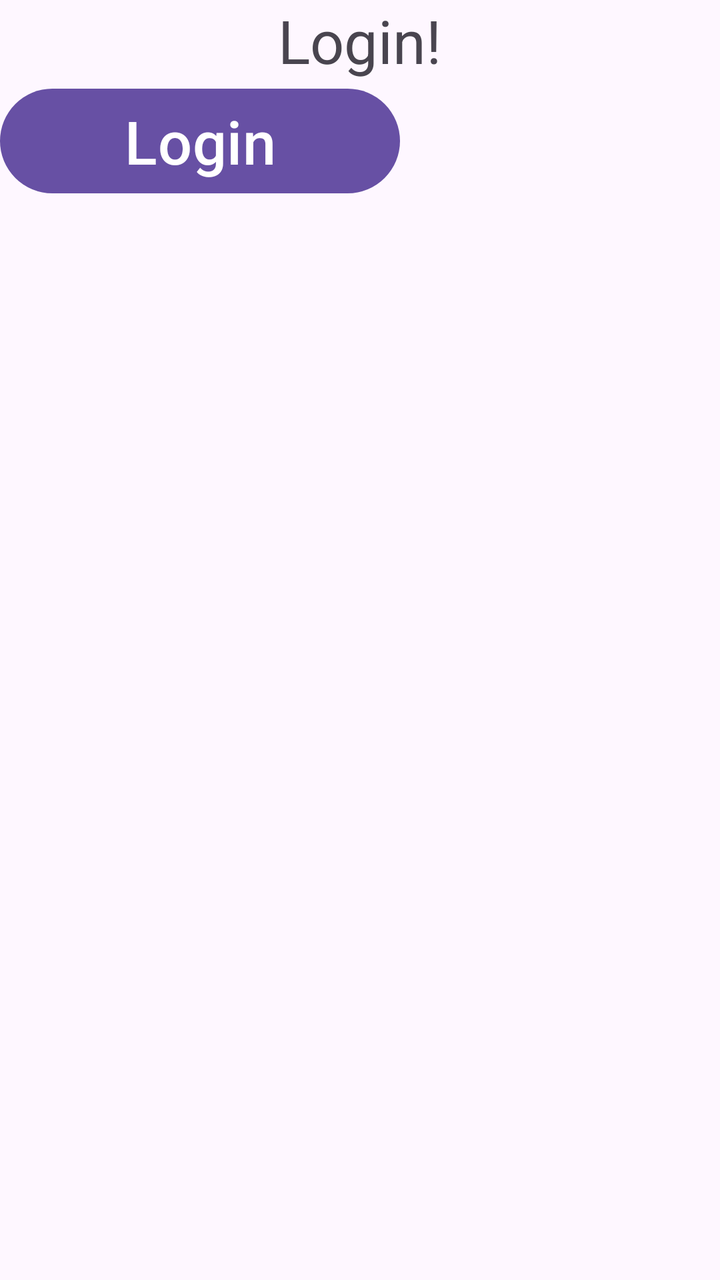
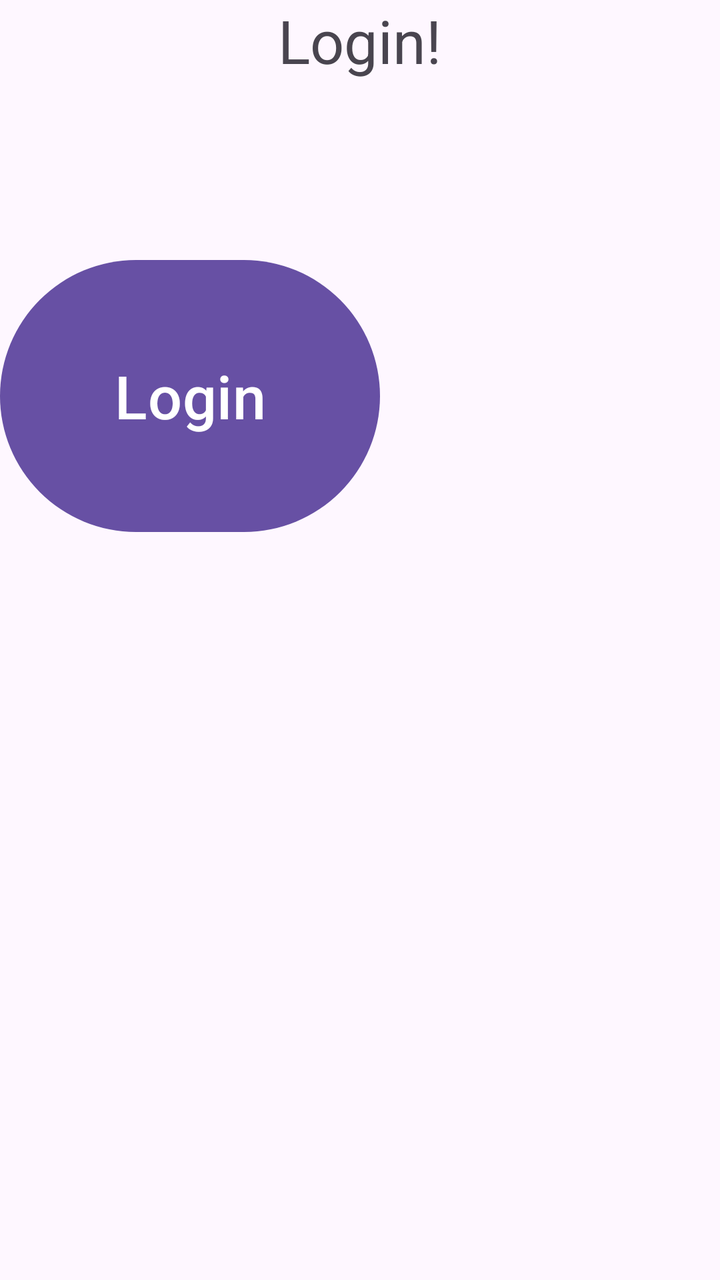

An Android layout rendered at two revisions. The XML below is the earlier revision; the diff shows what the commit changed to produce the second picture.
<!-- AndroidManifest.xml: application theme Theme.GuyApplication -->
<!-- res/layout/activity_dialog.xml -->
<?xml version="1.0" encoding="utf-8"?>
<LinearLayout
    xmlns:android="http://schemas.android.com/apk/res/android"
    android:id="@+id/activity_main"
    android:layout_width="match_parent"
    android:layout_height="match_parent"
    android:orientation="vertical"
    >
    <TextView
        android:layout_width="wrap_content"
        android:layout_height="wrap_content"
        android:text="Login!"
        android:textSize="30sp"
        android:layout_gravity="center"
        />
    <Button
        android:layout_width="200dp"
        android:layout_height="wrap_content"
        android:id="@+id/btnLogin"
    android:text="Login"
    android:textSize="30sp"
    />
</LinearLayout>
<!-- resources referenced by this layout -->
<resources>
  <style name="Theme.GuyApplication" parent="Base.Theme.GuyApplication" />
  <style name="Base.Theme.GuyApplication" parent="Theme.Material3.DayNight">
          
          
      </style>
</resources>

<!-- the commit's change to res/layout/activity_dialog.xml (unified diff, before → after) -->
@@ -6,18 +6,18 @@
     android:layout_height="match_parent"
     android:orientation="vertical"
     >
+
     <TextView
         android:layout_width="wrap_content"
-        android:layout_height="wrap_content"
+        android:layout_height="126dp"
+        android:layout_gravity="center"
         android:text="Login!"
-        android:textSize="30sp"
-        android:layout_gravity="center"
-        />
+        android:textSize="30sp" />
+
     <Button
-        android:layout_width="200dp"
-        android:layout_height="wrap_content"
         android:id="@+id/btnLogin"
-    android:text="Login"
-    android:textSize="30sp"
-    />
+        android:layout_width="190dp"
+        android:layout_height="144dp"
+        android:text="Login"
+        android:textSize="30sp" />
 </LinearLayout>
